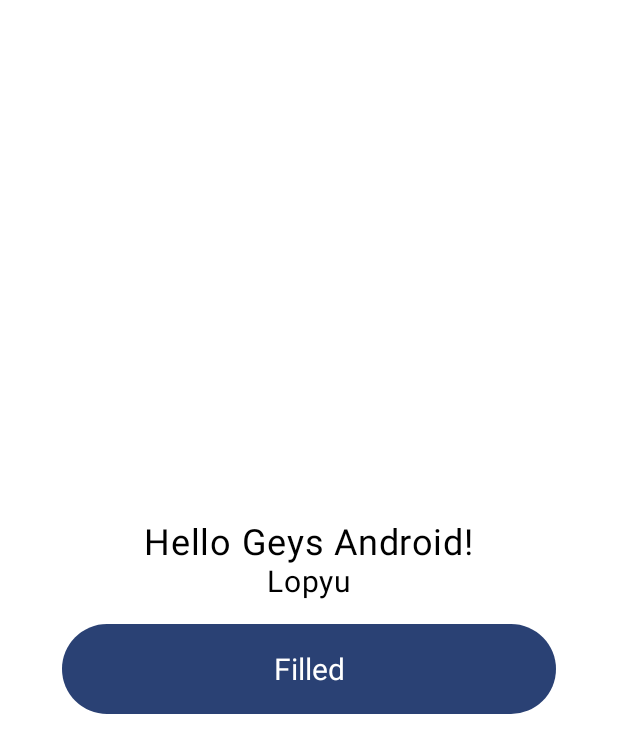
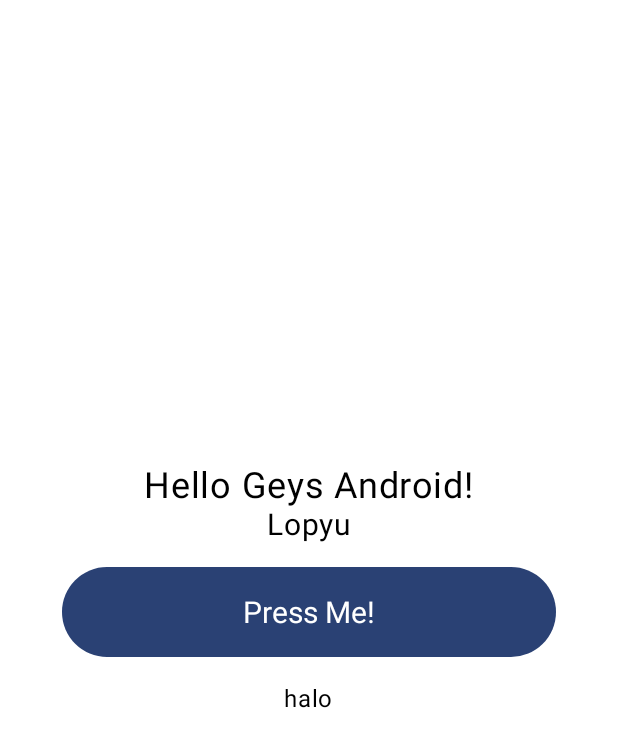
Before and after one commit to Ranggahakim/RisetUntukTunantera, an Android app built with Jetpack Compose: the @Preview function GreetingPreview, on a phone screen of 412 x 824 dp. Shown: the top 753 px of the screen. Run offline under Robolectric (Android 15) with nearby library versions, the phone set to English and light mode, and no system bars.

Commit message:
Show Text When press button

```diff
--- a/app/src/main/java/com/example/risetuntuktunantera/MainActivity.kt
+++ b/app/src/main/java/com/example/risetuntuktunantera/MainActivity.kt
@@ -9,6 +9,7 @@ import androidx.compose.material3.Button
 import androidx.compose.material3.Scaffold
 import androidx.compose.material3.Text
 import androidx.compose.runtime.Composable
+import androidx.compose.runtime.mutableStateOf
 import androidx.compose.ui.Alignment
 import androidx.compose.ui.Modifier
 import androidx.compose.ui.text.TextStyle
@@ -25,8 +26,7 @@ class MainActivity : ComponentActivity() {
                 Scaffold(modifier = Modifier.fillMaxSize()) { innerPadding ->
                     // Contoh panggilan komponen Greeting
                     Greeting(
-                        name = "Android",
-                        onClick = ::printHello
+                        name = "Android"
                     )
                 }
             }
@@ -35,7 +35,7 @@ class MainActivity : ComponentActivity() {
 }
 
 @Composable
-fun Greeting(name: String, onClick: () -> Unit) {
+fun Greeting(name: String) {
     Box(
         modifier = Modifier.fillMaxSize(),
         contentAlignment = Alignment.Center // Memperbaiki typo di sini
@@ -46,6 +46,20 @@ fun Greeting(name: String, onClick: () -> Unit) {
         ) {
             Text("Hello Geys $name!", fontSize = 24.sp)
             Text("Lopyu", fontSize = 20.sp)
+            ClickButton(
+                onClick = ::showHiddenText)
+            NotifText()
+
+        }
+    }
+}
+
+// Deklarasikan variabel state di luar composable function
+var showNewUI = mutableStateOf(false)
+
+@Composable
+fun ClickButton(onClick: () -> Unit)
+{
     Button(
         onClick = onClick,
         modifier = Modifier
@@ -53,20 +67,38 @@ fun Greeting(name: String, onClick: () -> Unit) {
             .height(60.dp)
             .fillMaxWidth(0.8f) // Mengatur lebar tombol
     ) {
-                Text("Filled", style = TextStyle(fontSize = 20.sp))
-            }
-        }
+        Text("Press Me!", style = TextStyle(fontSize = 20.sp))
     }
 }
 
-fun printHello() {
+@Composable
+fun NotifText()
+{
+    if(showNewUI.value)
+    {
+        Text(randomText(),
+            modifier = Modifier.padding(top=16.dp).height(60.dp))
+    }
+}
+
+fun randomText(): String {
+    val newText = "halo"
+
+    return newText
+}
+
+
+
+
+fun showHiddenText() {
     Log.d("MyTag", "halo")
+    showNewUI.value = !showNewUI.value
 }
 
 @Preview(showBackground = true)
 @Composable
 fun GreetingPreview() {
     RisetUntukTunanteraTheme {
-        Greeting("Android", onClick = ::printHello)
+        Greeting("Android")
     }
 }
```
Lines whose indentation alone changed are shown as unchanged.
